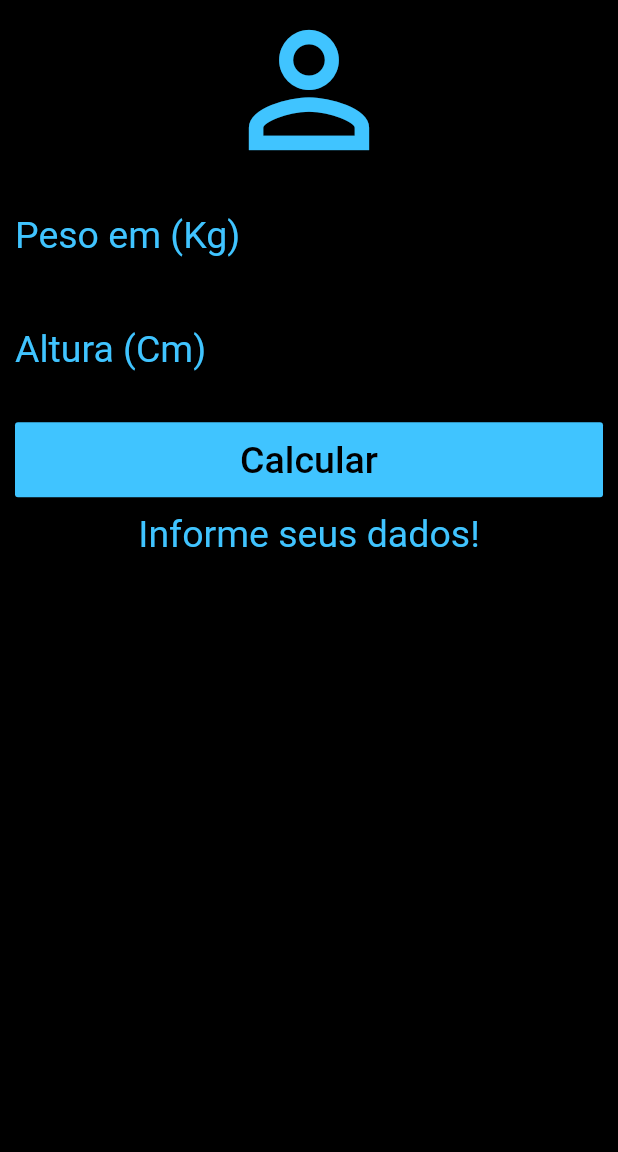
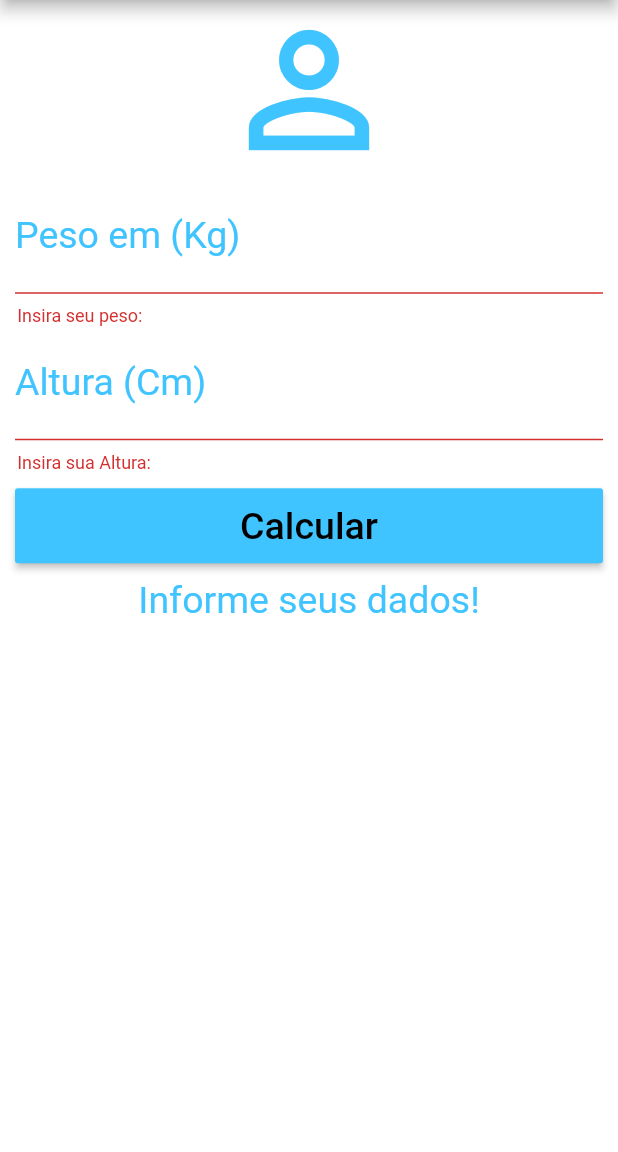
Before and after one commit to fabriciolima77/Calculadora_de_IMC, a Flutter app: the screen it shows after launch, after a tap on "Calcular", on a phone screen of 412 x 824 dp, the part 84-1236 px from its top. Run offline on Flutter 3.47's test engine with Material 2 defaults, Android fonts, the light colour scheme and no system bars.

Commit message:
Correção de Bugs: - Corrigido Bug no _resetField() que não resetava os campos. Alteração de Layout: - Cor de fundo alterada de preto para branco; - Icone do aplicativo atualizado; - Nome do aplicativo no sistema Android alterado. Novidades: - Inserida validação de formulários.

```diff
--- a/lib/main.dart
+++ b/lib/main.dart
@@ -1,5 +1,6 @@
 import 'package:flutter/cupertino.dart';
 import 'package:flutter/material.dart';
+import 'package:flutter/painting.dart';
 /**Neste projeto se usará stateful pois o conteudo da tela será modificado*/
 void main(){
   runApp(MaterialApp(
@@ -15,12 +16,17 @@ class _HomeState extends State<Home> {
   TextEditingController weightController = TextEditingController();
   TextEditingController heightController = TextEditingController();
 
+  GlobalKey<FormState> _formKey = GlobalKey<FormState>();
+
   String _infoText = "Informe seus dados!";
 
   void _resetField(){
       weightController.text = "";
       heightController.text = "";
+      setState(() {
       _infoText ="Informe seus dados!";
+      _formKey = GlobalKey<FormState>();
+    });
   }
 /**setState muda os elementos na interface a partir de uma função*/
   void _calculate(){
@@ -59,13 +65,15 @@ class _HomeState extends State<Home> {
         onPressed: _resetField,),
        ],
       ),
-      backgroundColor: Colors.black,
+      backgroundColor: Colors.white,
       /**SingleChildScrollView habilita a sobreposição do teclado com
        * os elementos presentes na tela
        * EdgeInsets.fromLTRB define as margens (ESQUERDA, TOPO, DIREITA, FUNDO)
        * para não definir uma altura é só colocar 0.0*/
       body: SingleChildScrollView(
         padding: EdgeInsets.fromLTRB(10, 0.0, 10, 0.0),
+        child: Form(
+          key: _formKey,
           child: Column(
             /**crossAxis vai definir o eixo horizontal e o strech preenche pela horizontal
              * A imagem não ocupa toda a largura pois foi definido um tamanho
@@ -74,8 +82,9 @@ class _HomeState extends State<Home> {
             children: <Widget>[
               Icon(Icons.person_outline, size: 120.0, color:
               Colors.lightBlueAccent,),
-
-            TextField(keyboardType: TextInputType.number,
+          /**TextFormField possui um parametro chamado validador:
+           * o parametro validator vai validar as informações do formulario*/
+              TextFormField(keyboardType: TextInputType.number,
                 decoration: InputDecoration(
                   labelText: "Peso em (Kg)",
                   labelStyle: TextStyle(color: Colors.lightBlueAccent),
@@ -83,9 +92,14 @@ class _HomeState extends State<Home> {
                 textAlign: TextAlign.center,
                 style: TextStyle(color: Colors.lightBlueAccent, fontSize: 25.0),
                 controller: weightController,
+                validator: (value){
+                  if(value.isEmpty){
+                    return "Insira seu peso: ";
+                  }
+                },
               ),
 
-            TextField(keyboardType: TextInputType.number,
+              TextFormField(keyboardType: TextInputType.number,
                 decoration: InputDecoration(
                   labelText: "Altura (Cm)",
                   labelStyle: TextStyle(color: Colors.lightBlueAccent),
@@ -93,6 +107,11 @@ class _HomeState extends State<Home> {
                 textAlign: TextAlign.center,
                 style: TextStyle(color: Colors.lightBlueAccent, fontSize: 25.0),
                 controller: heightController,
+                validator: (value){
+                  if(value.isEmpty){
+                    return "Insira sua Altura: ";
+                  }
+                },
               ),
 
               Padding(
@@ -100,7 +119,11 @@ class _HomeState extends State<Home> {
                 child: Container(
                   height: 50.0,
                   child: RaisedButton(
-                  onPressed: _calculate,
+                    onPressed: (){
+                      if(_formKey.currentState.validate()){
+                        _calculate();
+                      }
+                    },
                     child: Text("Calcular", style: TextStyle(color: Colors.black,
                         fontSize: 25.0),),
                     color: Colors.lightBlueAccent,
@@ -114,6 +137,7 @@ class _HomeState extends State<Home> {
               ),
             ],
           ),
+        )
       ),
     );
   }
--- a/pubspec.yaml
+++ b/pubspec.yaml
@@ -33,6 +33,7 @@ dev_dependencies:
   flutter_test:
     sdk: flutter
 
+
 # For information on the generic Dart part of this file, see the
 # following page: https://dart.dev/tools/pub/pubspec
 
@@ -48,6 +49,9 @@ flutter:
   # assets:
   #   - images/a_dot_burr.jpeg
   #   - images/a_dot_ham.jpeg
+
+  assets:
+    - images/imc.png
 
   # An image asset can refer to one or more resolution-specific "variants", see
   # https://flutter.dev/assets-and-images/#resolution-aware.
```
Also changed, not shown: pubspec.lock, 7 other files. Lines whose indentation alone changed are shown as unchanged.
